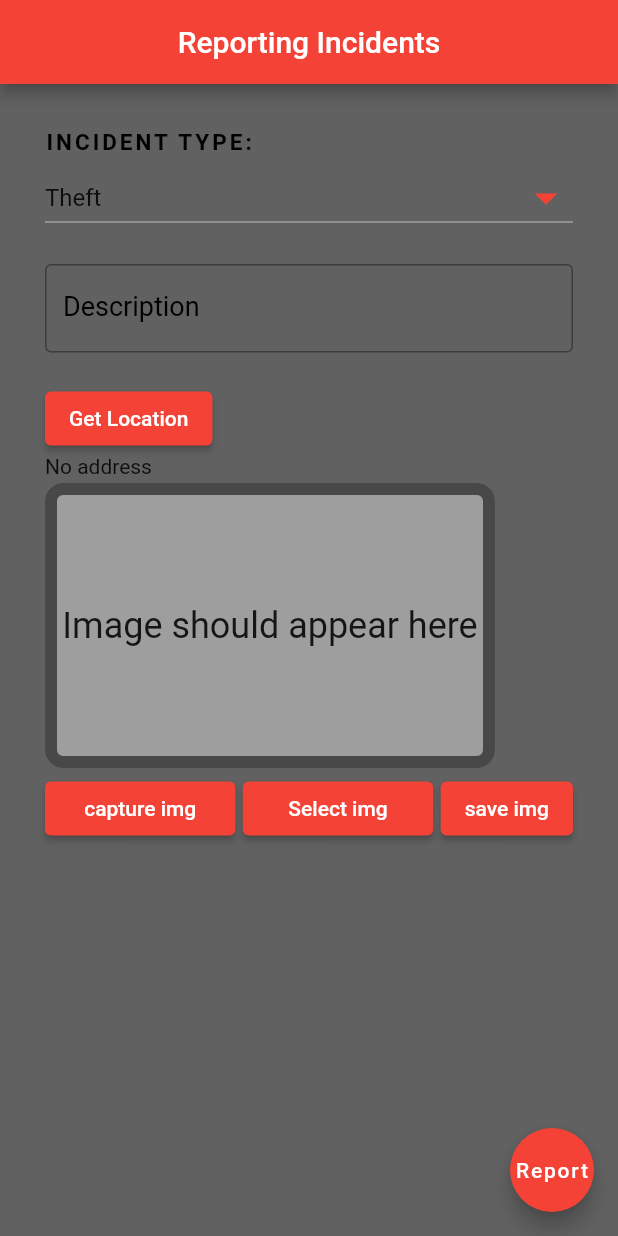
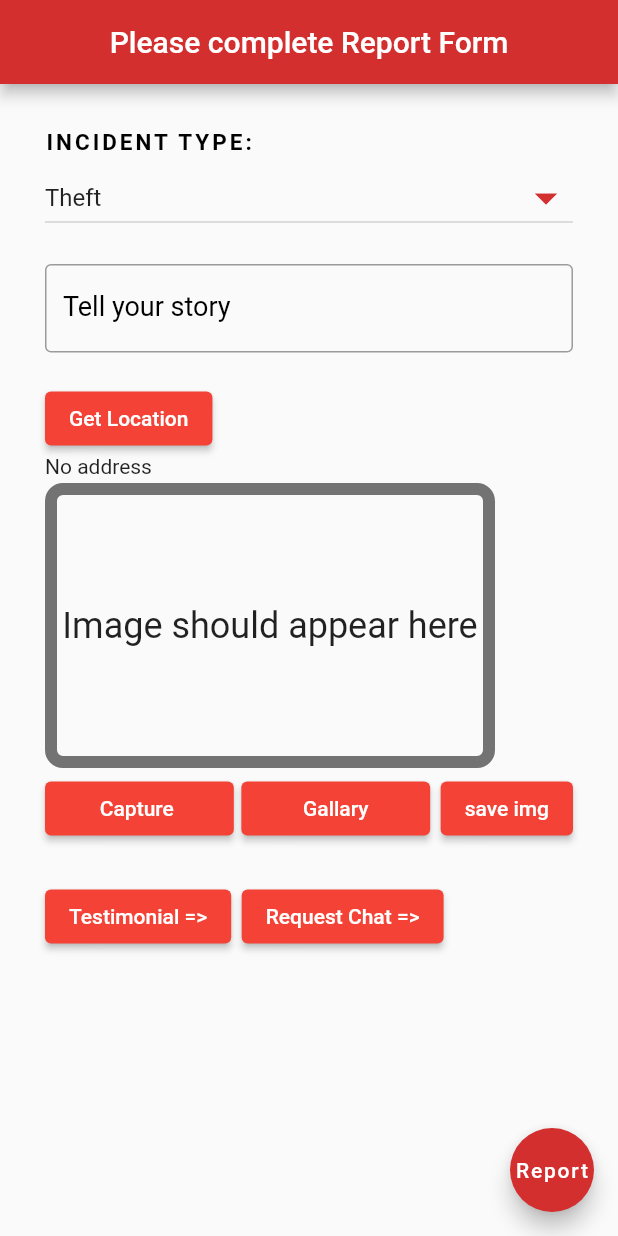
Before and after one commit to ICEP-DEV/Safety_App-Dev_UI, a Flutter app: the screen it shows after launch, on a phone screen of 412 x 824 dp. Run offline on Flutter 3.47's test engine with Material 2 defaults, Android fonts, the phone set to English and light mode, and no system bars; our stand-ins replace fluttertoast, geocoding, geolocator, googleapis_auth, image_picker; missing offline and left inert: gcloud; project files that could hold a hidden picture were left out.

Commit message:
report_incident

```diff
--- a/lib/report.dart
+++ b/lib/report.dart
@@ -8,7 +8,9 @@ import 'package:geocoding/geocoding.dart';
 import 'dart:io';
 import 'package:image_picker/image_picker.dart';
 import 'package:http/http.dart' as http;
+import 'addtestimonial.dart';
 import 'api.dart';
+import 'requestchart.dart';
 
 class ReportIncidents extends StatefulWidget {
   const ReportIncidents({Key? key}) : super(key: key);
@@ -104,13 +106,13 @@ class _ReportIncidentsState extends State<ReportIncidents> {
   @override
   Widget build(BuildContext context) {
     return Scaffold(
-      backgroundColor: Colors.grey[700],
       appBar: AppBar(
-        title: Text("Reporting Incidents"),
+        backgroundColor: Colors.red[700],
+        title: Text("Please complete Report Form"),
         centerTitle: true,
       ),
       floatingActionButton: FloatingActionButton(
-          backgroundColor: Colors.red,
+          backgroundColor: Colors.red[700],
           child: Text(
             'Report',
             style: TextStyle(color: Colors.white),
@@ -140,7 +142,7 @@ class _ReportIncidentsState extends State<ReportIncidents> {
             DropdownButton<String>(
               isExpanded: true,
               iconSize: 36,
-              iconEnabledColor: Colors.red,
+              iconEnabledColor: Colors.red[700],
               value: selectedCrime,
               onChanged: (value) {
                 setState(() {
@@ -159,8 +161,8 @@ class _ReportIncidentsState extends State<ReportIncidents> {
             TextField(
               controller: _controller,
               decoration: InputDecoration(
-                hintText: "Describe Incident",
-                labelText: "Description",
+                hintText: "type here",
+                labelText: "Tell your story",
                 labelStyle: TextStyle(fontSize: 18, color: Colors.black),
                 border: OutlineInputBorder(),
               ),
@@ -194,7 +196,6 @@ class _ReportIncidentsState extends State<ReportIncidents> {
                 height: 190,
                 alignment: Alignment.center,
                 decoration: BoxDecoration(
-                  color: Colors.grey,
                   border: Border.all(width: 8, color: Colors.black54),
                   borderRadius: BorderRadius.circular(12),
                 ),
@@ -209,19 +210,41 @@ class _ReportIncidentsState extends State<ReportIncidents> {
                 Expanded(
                     child: ElevatedButton(
                   onPressed: () => getImage(source: ImageSource.camera),
-                  child: Text('capture img'),
+                  child: Text('Capture '),
                 )),
                 SizedBox(width: 5),
                 Expanded(
                     child: ElevatedButton(
                   onPressed: () => getImage(source: ImageSource.gallery),
-                  child: Text('Select img'),
+                  child: Text('Gallary'),
                 )),
-                SizedBox(width: 5),
+                SizedBox(width: 7),
                 ElevatedButton(
                     onPressed: () => _saveImage(), child: Text('save img')),
               ],
             ), //until here
+            SizedBox(height: 24),
+            Row(
+              children: [
+                ElevatedButton(
+                  onPressed: () {
+                    Navigator.push(
+                        context,
+                        MaterialPageRoute(
+                            builder: (context) => AddTestimonials()));
+                  },
+                  child: Text('Testimonial =>'),
+                ),
+                SizedBox(width: 7),
+                ElevatedButton(
+                  onPressed: () {
+                    Navigator.push(context,
+                        MaterialPageRoute(builder: (context) => RequestChat()));
+                  },
+                  child: Text('Request Chat =>'),
+                ),
+              ],
+            )
           ]),
         ),
       ),
```
Also changed, not shown: lib/addtestimonial.dart (added, +14 -0 lines), lib/requestchart.dart (added, +14 -0 lines).
